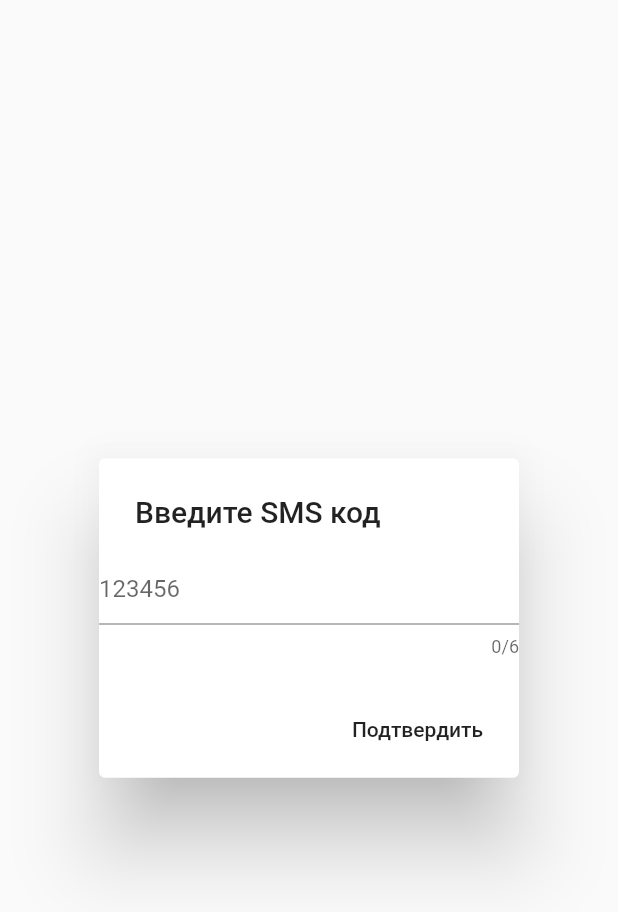
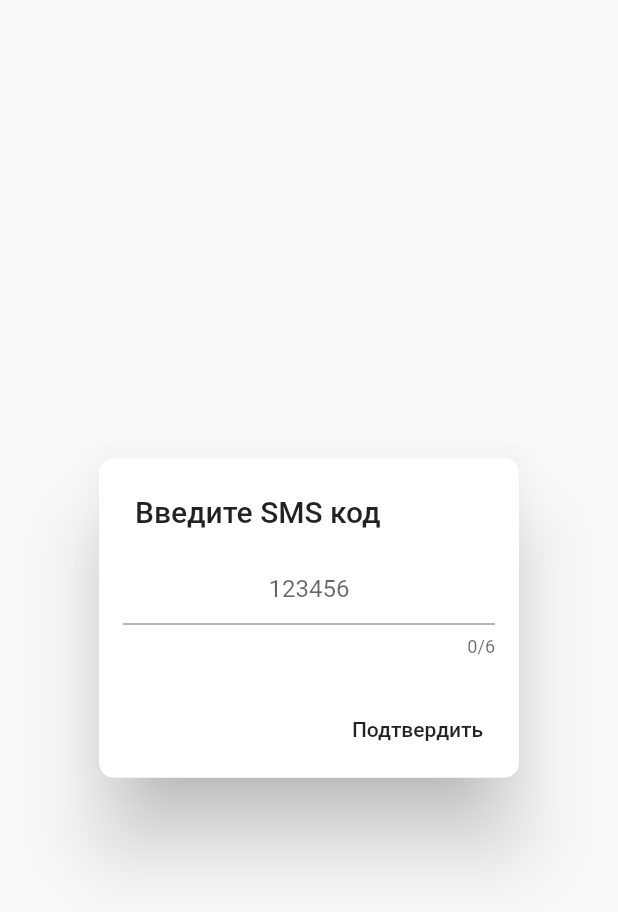
Before and after one commit to Alex-A4/PersonalChat, a Flutter app: the SmsVerifyDialog widget shown alone on an empty page, opened directly with empty values, on a phone screen of 412 x 824 dp. Shown: the top 912 px of the screen. Run offline on Flutter 3.47's test engine with Material 2 defaults, Android fonts, the phone set to English and light mode, and no system bars; our stand-ins replace bloc, cloud_firestore, connectivity, dynamic_theme, equatable, firebase_auth and 2 more; accounts and stored records are empty; statements that could not run were skipped.

Commit message:
Changed UI

```diff
--- a/lib/ui/auth_ui/sms_dialog.dart
+++ b/lib/ui/auth_ui/sms_dialog.dart
@@ -22,14 +22,19 @@ class _SmsVerifyDialogState extends State<SmsVerifyDialog> {
   @override
   Widget build(BuildContext context) {
     return AlertDialog(
+      shape: RoundedRectangleBorder(borderRadius: BorderRadius.circular(10.0)),
       title: Text('Введите SMS код'),
-      content: TextField(
-        controller: _smsController,
-        decoration: InputDecoration(hintText: '123456'),
-        maxLength: 6,
-        keyboardType: TextInputType.number,
+      content: Container(
+        width: 100.0,
+        child: TextField(
+          textAlign: TextAlign.center,
+          controller: _smsController,
+          decoration: InputDecoration(hintText: '123456'),
+          maxLength: 6,
+          keyboardType: TextInputType.number,
+        ),
       ),
-      contentPadding: EdgeInsets.symmetric(vertical: 16.0),
+      contentPadding: EdgeInsets.symmetric(vertical: 16.0, horizontal: 16.0),
       actions: <Widget>[
         FlatButton(
           onPressed: () {
```
